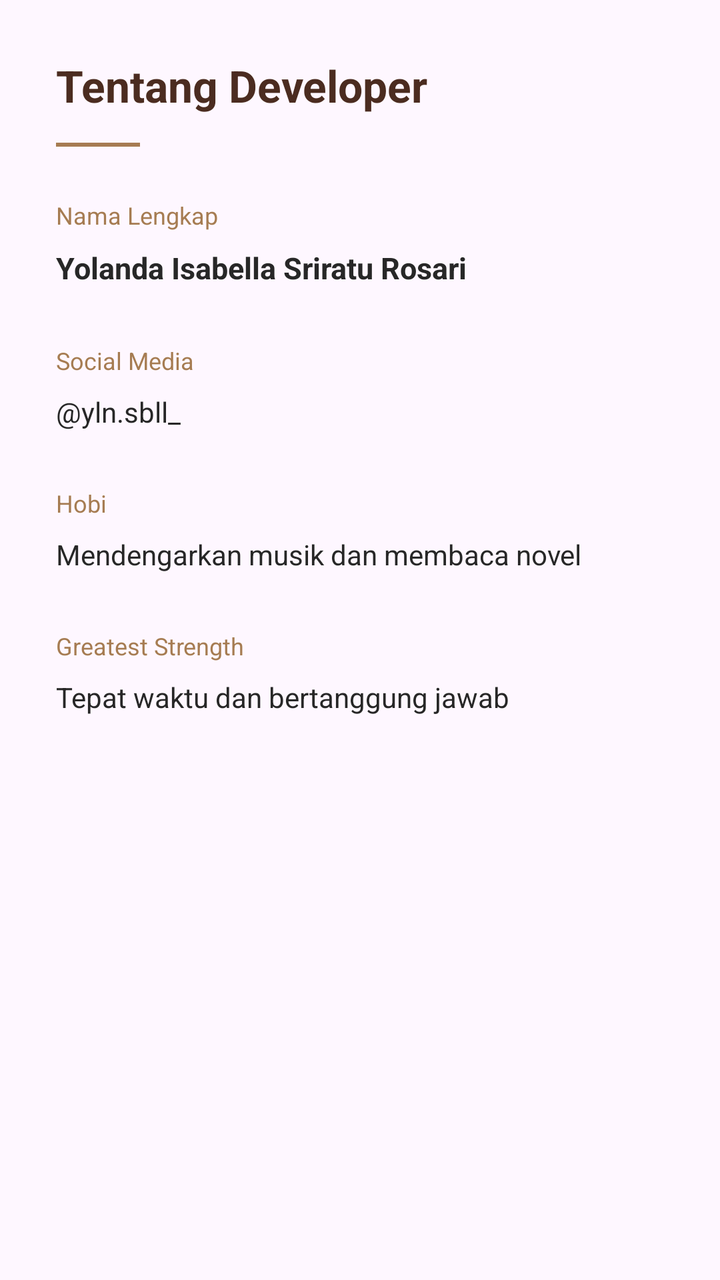
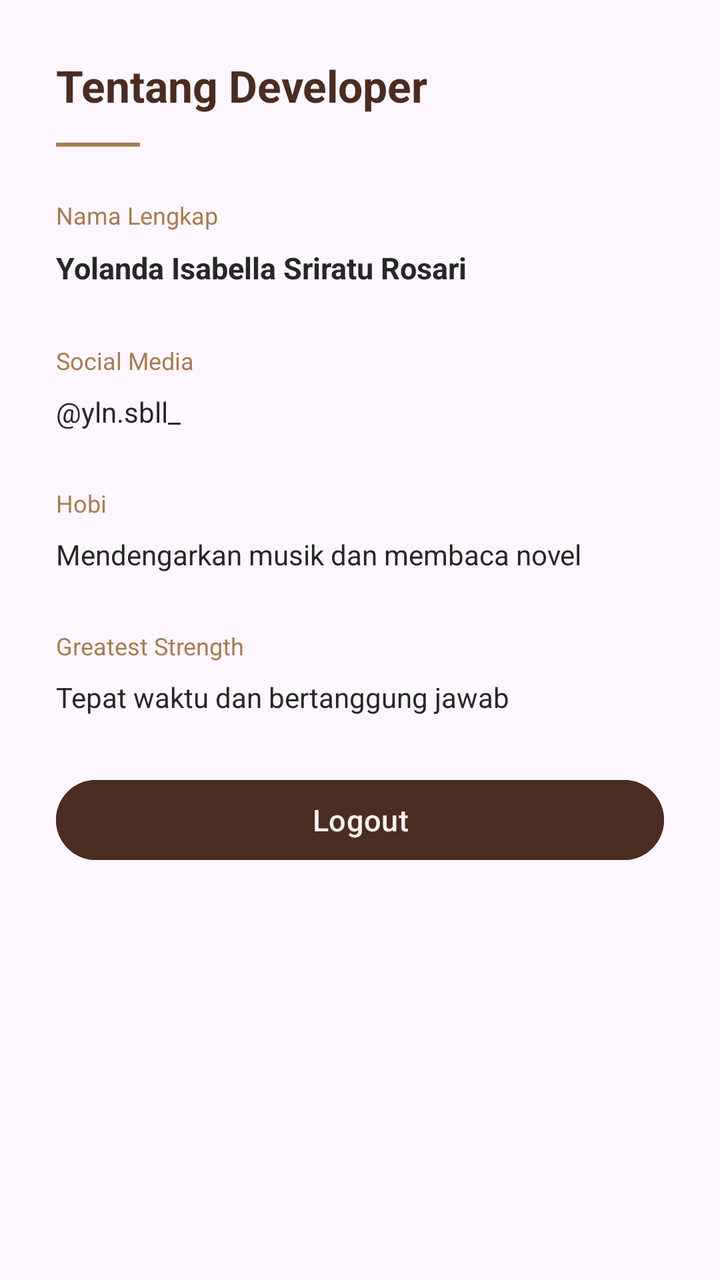

Two renders of the same Android screen: before a commit and after it. Below are the layout's source before the change and the commit's diff.
<!-- AndroidManifest.xml: application theme Theme.YLNLays -->
<!-- res/layout/fragment_user.xml -->
<?xml version="1.0" encoding="utf-8"?>
<ScrollView xmlns:android="http://schemas.android.com/apk/res/android"
    xmlns:tools="http://schemas.android.com/tools"
    android:layout_width="match_parent"
    android:layout_height="match_parent"
    tools:context=".project_yolan_3tie.UserFragment">

    <LinearLayout
        android:layout_width="match_parent"
        android:layout_height="wrap_content"
        android:orientation="vertical"
        android:padding="28dp">

        <TextView
            android:layout_width="wrap_content"
            android:layout_height="wrap_content"
            android:text="Tentang Developer"
            android:textSize="22sp"
            android:textStyle="bold"
            android:textColor="@color/espresso_brown" />

        <View
            android:layout_width="42dp"
            android:layout_height="2dp"
            android:layout_marginTop="14dp"
            android:background="@color/roasted_caramel" />

        <TextView
            android:layout_width="wrap_content"
            android:layout_height="wrap_content"
            android:layout_marginTop="26dp"
            android:text="Nama Lengkap"
            android:textSize="12sp"
            android:textColor="@color/roasted_caramel" />

        <TextView
            android:layout_width="match_parent"
            android:layout_height="wrap_content"
            android:layout_marginTop="8dp"
            android:text="Yolanda Isabella Sriratu Rosari"
            android:textSize="15sp"
            android:textStyle="bold"
            android:textColor="@color/black" />

        <TextView
            android:layout_width="wrap_content"
            android:layout_height="wrap_content"
            android:layout_marginTop="28dp"
            android:text="Social Media"
            android:textSize="12sp"
            android:textColor="@color/roasted_caramel" />

        <TextView
            android:layout_width="match_parent"
            android:layout_height="wrap_content"
            android:layout_marginTop="8dp"
            android:text="@yln.sbll_"
            android:textSize="14sp"
            android:textColor="@color/black" />

        <TextView
            android:layout_width="wrap_content"
            android:layout_height="wrap_content"
            android:layout_marginTop="28dp"
            android:text="Hobi"
            android:textSize="12sp"
            android:textColor="@color/roasted_caramel" />

        <TextView
            android:layout_width="match_parent"
            android:layout_height="wrap_content"
            android:layout_marginTop="8dp"
            android:text="Mendengarkan musik dan membaca novel"
            android:textSize="14sp"
            android:textColor="@color/black" />

        <TextView
            android:layout_width="wrap_content"
            android:layout_height="wrap_content"
            android:layout_marginTop="28dp"
            android:text="Greatest Strength"
            android:textSize="12sp"
            android:textColor="@color/roasted_caramel" />

        <TextView
            android:layout_width="match_parent"
            android:layout_height="wrap_content"
            android:layout_marginTop="8dp"
            android:text="Tepat waktu dan bertanggung jawab"
            android:textSize="14sp"
            android:textColor="@color/black" />

    </LinearLayout>

</ScrollView>
<!-- resources referenced by this layout -->
<resources>
  <color name="black">#272727</color>
  <color name="espresso_brown">#4B2C20</color>
  <color name="roasted_caramel">#A67C52</color>
  <style name="Theme.YLNLays" parent="Base.Theme.YLNLays" />
  <style name="Base.Theme.YLNLays" parent="Theme.Material3.DayNight.NoActionBar">
          
          
      </style>
</resources>

<!-- the commit's change to res/layout/fragment_user.xml (unified diff, before → after) -->
@@ -90,6 +90,19 @@
             android:textSize="14sp"
             android:textColor="@color/black" />
 
+
+        <Button
+            android:id="@+id/btnLogout"
+            android:layout_width="match_parent"
+            android:layout_height="wrap_content"
+            android:layout_marginTop="28dp"
+            android:text="Logout"
+            android:textAllCaps="false"
+            android:textSize="15sp"
+            android:textColor="@color/frothy_white"
+            android:backgroundTint="@color/espresso_brown" />
+
+
     </LinearLayout>
 
 </ScrollView>
<!-- resource entries referenced after the edit -->
@@ -2,6 +2,7 @@
 <resources>
   <color name="black">#272727</color>
   <color name="espresso_brown">#4B2C20</color>
+  <color name="frothy_white">#F6F2ED</color>
   <color name="roasted_caramel">#A67C52</color>
   <style name="Theme.YLNLays" parent="Base.Theme.YLNLays" />
   <style name="Base.Theme.YLNLays" parent="Theme.Material3.DayNight.NoActionBar">
